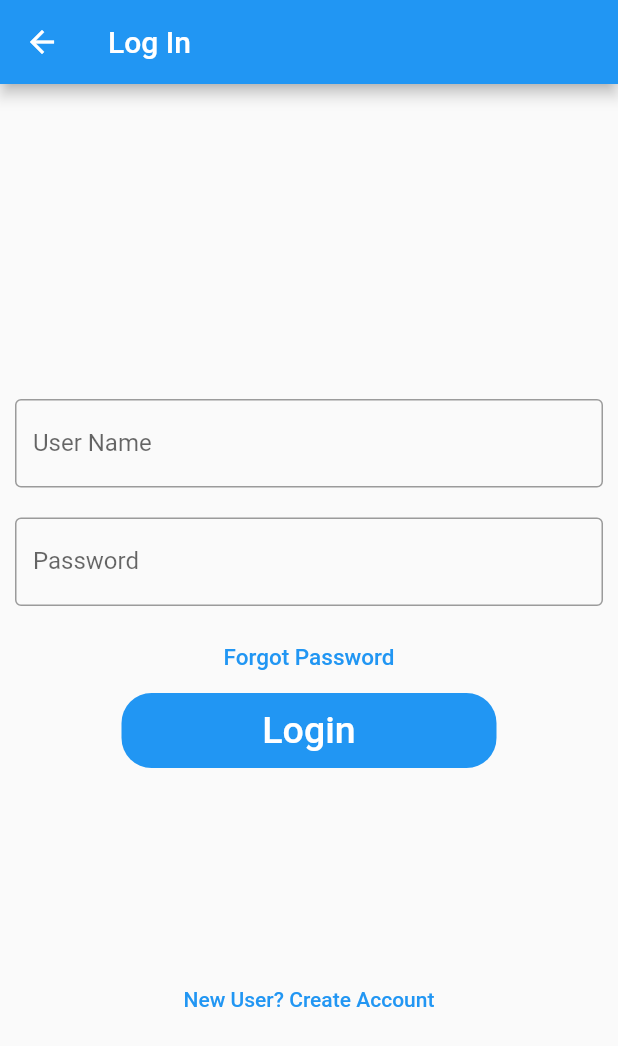
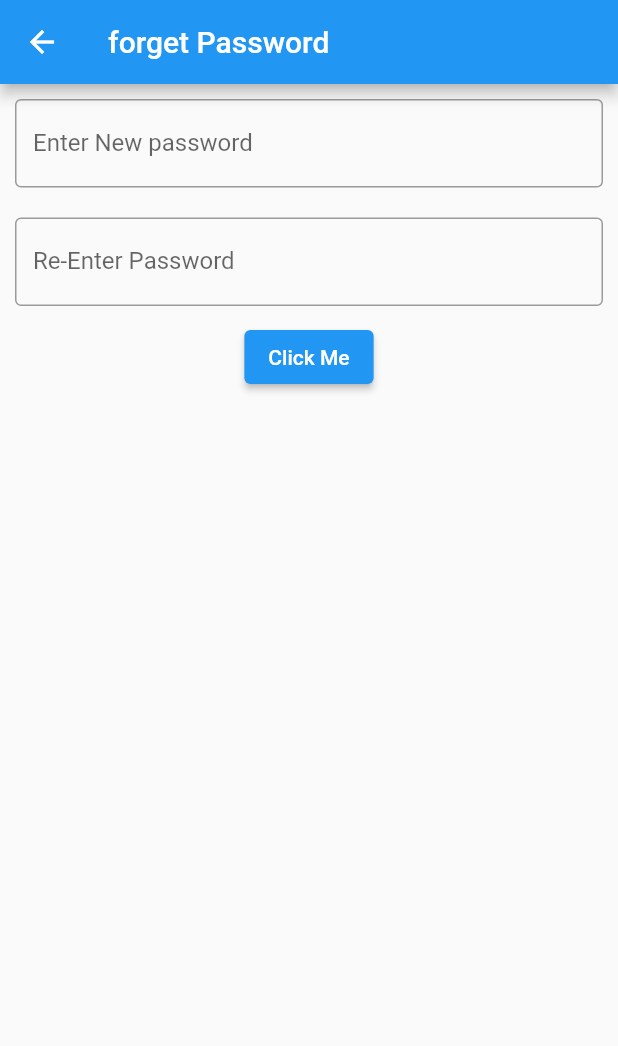
Before and after one commit to Avinash174/collage_recommandation, a Flutter app: the LogInScreen screen opened directly, after a tap on "Forgot Password", on a phone screen of 412 x 824 dp. Shown: the top 1046 px of the screen. Run offline on Flutter 3.47's test engine with Material 2 defaults, Android fonts, the phone set to English and light mode, and no system bars; our stand-ins replace lottie, remixicon; network calls fail.

Commit message:
New Changes Done

```diff
--- a/lib/main.dart
+++ b/lib/main.dart
@@ -1,4 +1,5 @@
 import 'package:collage_recommandation/screens/Auth_Screen/log_in/log_in.dart';
+import 'package:collage_recommandation/screens/intro_screen/onbording_screen/onboarding_screen.dart';
 import 'package:flutter/material.dart';
 
 void main() {
@@ -26,7 +27,7 @@ class MyApp extends StatelessWidget {
         // is not restarted.
         primarySwatch: Colors.blue,
       ),
-      home: const LogInScreen(),
+      home: const OnbordingScreen(),
     );
   }
 }
--- /dev/null
+++ b/lib/screens/Auth_Screen/forget_pass.dart
@@ -0,0 +1,47 @@
+import 'package:collage_recommandation/screens/Auth_Screen/log_in/log_in.dart';
+import 'package:flutter/material.dart';
+
+class ForgetPassWord extends StatefulWidget {
+  const ForgetPassWord({Key? key}) : super(key: key);
+
+  @override
+  State<ForgetPassWord> createState() => _ForgetPassWordState();
+}
+
+class _ForgetPassWordState extends State<ForgetPassWord> {
+  @override
+  Widget build(BuildContext context) {
+    return Scaffold(
+      appBar: AppBar(
+        title: Text('forget Password'),
+      ),
+      body: Column(
+        children:  [
+          Padding(
+            padding: EdgeInsets.all(10),
+            child: TextField(
+              decoration: InputDecoration(
+                  border: OutlineInputBorder(),
+                  labelText: 'Enter New password',
+                  hintText: 'Enter valid New Password'),
+            ),
+          ),
+          Padding(
+            padding: EdgeInsets.all(10),
+            child: TextField(
+              obscureText: true,
+              decoration: InputDecoration(
+                  border: OutlineInputBorder(),
+                  labelText: 'Re-Enter Password',
+                  hintText: 'Enter Valid New Password'),
+            ),
+          ),
+          ElevatedButton(
+              onPressed: (){
+            Navigator.push(context, MaterialPageRoute(builder: (_)=>LogInScreen()));
+          }, child: Text('Click Me'))
+        ],
+      ),
+    );
+  }
+}
--- a/lib/screens/Auth_Screen/log_in/log_in.dart
+++ b/lib/screens/Auth_Screen/log_in/log_in.dart
@@ -1,6 +1,8 @@
+import 'package:collage_recommandation/screens/Auth_Screen/forget_pass.dart';
 import 'package:collage_recommandation/screens/Auth_Screen/sign_up/sign_up.dart';
 import 'package:collage_recommandation/screens/homepage/home.dart';
 import 'package:flutter/material.dart';
+import 'package:lottie/lottie.dart';
 import 'package:remixicon/remixicon.dart';
 
 
@@ -33,7 +35,7 @@ class _LogInScreenState extends State<LogInScreen> {
             Container(
               height: 200,
               width: 250,
-
+              child: Lottie.network('https://assets6.lottiefiles.com/packages/lf20_cz6ukw4q.json'),
             ),
             const Padding(
               padding: EdgeInsets.all(10),
@@ -57,6 +59,7 @@ class _LogInScreenState extends State<LogInScreen> {
             TextButton(
               onPressed: () {
                 //TODO FORGOT PASSWORD SCREEN GOES HERE
+                Navigator.push(context, MaterialPageRoute(builder: (_)=>ForgetPassWord()));
               },
               child: const Text(
                 'Forgot Password',
@@ -80,7 +83,7 @@ class _LogInScreenState extends State<LogInScreen> {
               ),
             ),
             const SizedBox(
-              height: 130,
+              height: 50,
             ),
             TextButton(
               onPressed: () {
--- a/pubspec.yaml
+++ b/pubspec.yaml
@@ -36,6 +36,8 @@ dependencies:
   # Use with the CupertinoIcons class for iOS style icons.
   cupertino_icons: ^1.0.2
   remixicon: ^1.0.0
+  lottie: ^2.2.0
+  animated_text_kit: ^4.2.2
 
 dev_dependencies:
   flutter_test:
@@ -60,8 +62,8 @@ flutter:
   uses-material-design: true
 
   # To add assets to your application, add an assets section, like this:
-  # assets:
-  #   - images/a_dot_burr.jpeg
+  assets:
+    - assets/images/
   #   - images/a_dot_ham.jpeg
 
   # An image asset can refer to one or more resolution-specific "variants", see
```
Also changed, not shown: lib/screens/Auth_Screen/sign_up/sign_up.dart (+25 -10 lines), lib/screens/homepage/home.dart (+100 -7 lines), lib/screens/homepage/home/home1.dart (added, +17 -0 lines), lib/screens/intro_screen/onbording_screen/onboarding_screen.dart (added, +63 -0 lines), lib/screens/Profile/student_profile/student_profile.dart (added), lib/screens/intro_screen/splashscreen/splashscreen.dart (added), pubspec.lock.
